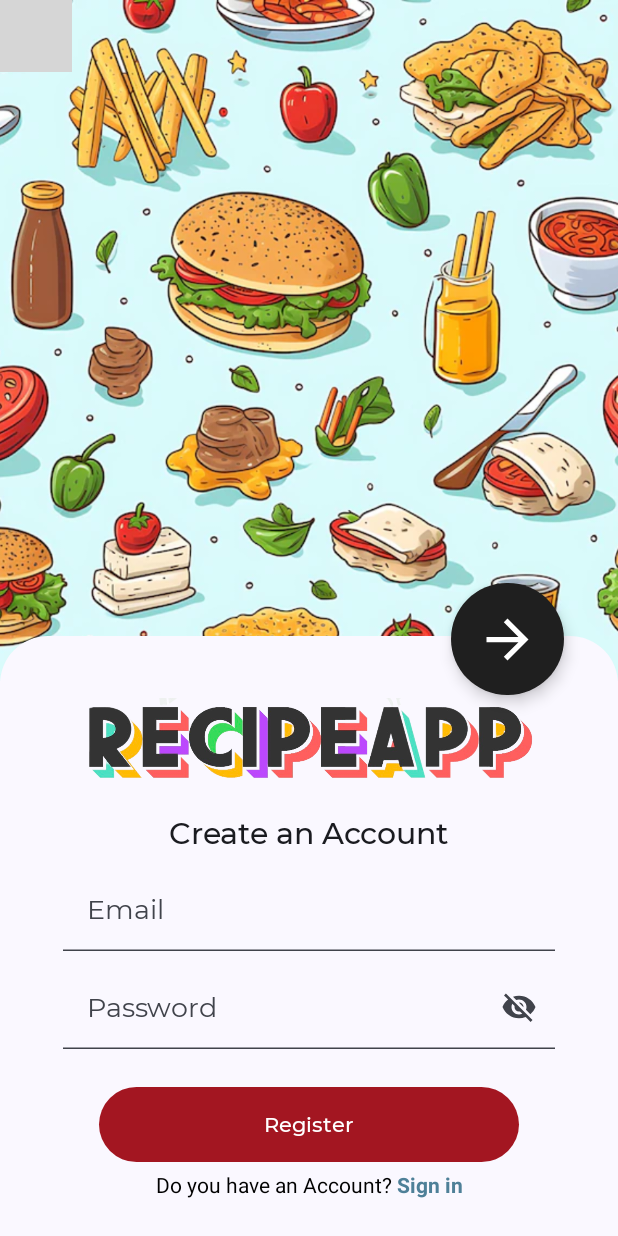
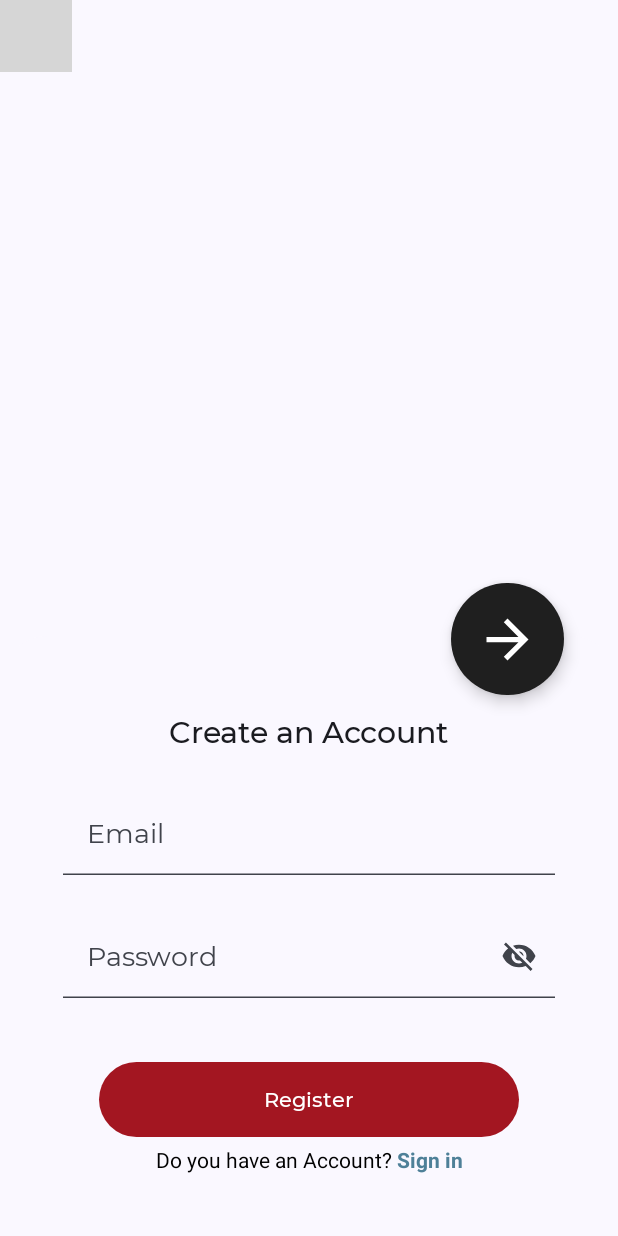
Before and after one commit to aherrarte2019037/Lab-10, an Android app built with Jetpack Compose: the RegisterPage screen opened through its navigation route, on a phone screen of 412 x 824 dp. Run offline under Robolectric (Android 15) with nearby library versions, the light colour scheme and no system bars; our stand-ins replace Firebase (no records; nobody signed in at launch, a user with empty details on screens opened directly), constraintlayout-compose; libraries missing offline, so code that uses them is left out: com.radusalagean.infobarcompose; 2 statements that could not run were skipped; grey boxes are pictures that could not be loaded.

Commit message:
Ajustes de UI

```diff
--- a/app/src/main/java/com/group5/recipeapp/presentation/categories/CategoriesPage.kt
+++ b/app/src/main/java/com/group5/recipeapp/presentation/categories/CategoriesPage.kt
@@ -4,25 +4,17 @@
 import androidx.compose.foundation.layout.Arrangement
 import androidx.compose.foundation.layout.Box
 import androidx.compose.foundation.layout.Column
-import androidx.compose.foundation.layout.Spacer
 import androidx.compose.foundation.layout.fillMaxSize
 import androidx.compose.foundation.layout.padding
-import androidx.compose.foundation.layout.size
 import androidx.compose.material3.Text
 import androidx.compose.runtime.Composable
 import androidx.compose.ui.Alignment
 import androidx.compose.ui.Modifier
-import androidx.compose.ui.graphics.Color
 import androidx.compose.ui.unit.dp
 import androidx.compose.ui.unit.sp
 import androidx.navigation.NavHostController
-import com.group5.recipeapp.model.FoodCategoriesEnum
 import com.group5.recipeapp.presentation.components.RoundedButton
-import com.group5.recipeapp.presentation.login.LoginViewModel
 import com.group5.recipeapp.ui.theme.Black
-import com.group5.recipeapp.ui.theme.Blue
-import com.group5.recipeapp.ui.theme.LightBlue
-import com.group5.recipeapp.ui.theme.Red
 import com.group5.recipeapp.ui.theme.Typography
 import com.group5.recipeapp.ui.theme.White
 
@@ -42,51 +34,14 @@
             horizontalAlignment = Alignment.CenterHorizontally
         ) {
             Text(
-                text = "Select a food category",
+                text = "Welcome",
                 style = Typography.titleLarge,
                 modifier = Modifier.padding(top = 10.dp)
             )
-            Spacer(modifier = Modifier.size(35.dp))
-            RoundedButton(
-                bgColor = Red,
-                text = FoodCategoriesEnum.Breakfast.displayableText,
-                displayProgressBar = false,
-                onClick = {
-                    navigateToRecipe(navController)
-                }
-            )
-            Spacer(modifier = Modifier.size(20.dp))
-            RoundedButton(
-                bgColor = Blue,
-                text = FoodCategoriesEnum.Lunch.displayableText,
-                displayProgressBar = false,
-                onClick = {
-                    navigateToRecipe(navController)
-                }
-            )
-            Spacer(modifier = Modifier.size(20.dp))
             RoundedButton(
                 bgColor = Black,
-                text = FoodCategoriesEnum.Dinner.displayableText,
-                displayProgressBar = false,
-                onClick = {
-                    navigateToRecipe(navController)
-                }
-            )
-            Spacer(modifier = Modifier.size(20.dp))
-            RoundedButton(
-                bgColor = LightBlue,
-                text = FoodCategoriesEnum.Dessert.displayableText,
-                displayProgressBar = false,
-                onClick = {
-                    navigateToRecipe(navController)
-                }
-            )
-            Spacer(modifier = Modifier.size(100.dp))
-            RoundedButton(
-                bgColor = Color.Unspecified,
                 text = "Sign out",
-                textColor = Black,
+                textColor = White,
                 textSize = 18.sp,
                 displayProgressBar = false,
                 onClick = {
@@ -100,13 +55,3 @@
         }
     }
 }
-
-fun navigateByFoodCategory(navController: NavHostController, foodCategory: FoodCategoriesEnum) {
-    val foodCategoryParam = foodCategory.value
-    navController.navigate("$foodCategoryParam/recipes-list")
-}
-
-fun navigateToRecipe(navController: NavHostController) {
-    val mockId = "mockId"
-    navController.navigate("recipe/${mockId}")
-}
--- a/app/src/main/java/com/group5/recipeapp/presentation/categories/CategoriesViewModel.kt
+++ b/app/src/main/java/com/group5/recipeapp/presentation/categories/CategoriesViewModel.kt
@@ -2,7 +2,6 @@
 
 import androidx.lifecycle.ViewModel
 import androidx.lifecycle.viewModelScope
-import androidx.lifecycle.viewmodel.compose.viewModel
 import com.google.firebase.auth.FirebaseAuth
 import kotlinx.coroutines.launch
 
--- a/app/src/main/java/com/group5/recipeapp/presentation/register/RegisterPage.kt
+++ b/app/src/main/java/com/group5/recipeapp/presentation/register/RegisterPage.kt
@@ -1,6 +1,5 @@
 package com.group5.recipeapp.presentation.register
 
-import androidx.compose.foundation.Image
 import androidx.compose.foundation.layout.Arrangement
 import androidx.compose.foundation.layout.Box
 import androidx.compose.foundation.layout.Column
@@ -9,7 +8,6 @@
 import androidx.compose.foundation.layout.height
 import androidx.compose.foundation.layout.padding
 import androidx.compose.foundation.layout.size
-import androidx.compose.foundation.layout.width
 import androidx.compose.foundation.shape.CircleShape
 import androidx.compose.foundation.shape.RoundedCornerShape
 import androidx.compose.foundation.text.ClickableText
@@ -34,10 +32,7 @@
 import androidx.compose.ui.focus.FocusDirection
 import androidx.compose.ui.graphics.Color
 import androidx.compose.ui.graphics.RectangleShape
-import androidx.compose.ui.layout.ContentScale
-import androidx.compose.ui.platform.LocalConfiguration
 import androidx.compose.ui.platform.LocalFocusManager
-import androidx.compose.ui.res.painterResource
 import androidx.compose.ui.text.SpanStyle
 import androidx.compose.ui.text.buildAnnotatedString
 import androidx.compose.ui.text.font.FontWeight
@@ -49,7 +44,6 @@
 import androidx.compose.ui.unit.dp
 import androidx.constraintlayout.compose.ConstraintLayout
 import androidx.navigation.NavHostController
-import com.group5.recipeapp.R
 import com.group5.recipeapp.presentation.components.RoundedButton
 import com.group5.recipeapp.presentation.components.TransparentTextField
 import com.group5.recipeapp.ui.theme.Black
@@ -64,9 +58,6 @@
     navController: NavHostController,
     viewModel: RegisterViewModel = androidx.lifecycle.viewmodel.compose.viewModel()
 ) {
-    val configuration = LocalConfiguration.current
-    val heightInDp = configuration.screenHeightDp.dp
-
     val emailValue = rememberSaveable { mutableStateOf("") }
     val passwordValue = rememberSaveable { mutableStateOf("") }
     var passwordVisibility by remember { mutableStateOf(false) }
@@ -92,14 +83,6 @@
         modifier = Modifier
             .fillMaxSize()
     ) {
-        Image(
-            painter = painterResource(id = R.drawable.food2_bg),
-            contentDescription = "Register Background",
-            contentScale = ContentScale.Crop,
-            modifier = Modifier
-                .fillMaxWidth()
-                .height(heightInDp - 370.dp)
-        )
         Box(
             modifier = Modifier.fillMaxSize(),
             contentAlignment = Alignment.BottomCenter
@@ -126,14 +109,6 @@
                         verticalArrangement = Arrangement.SpaceEvenly,
                         horizontalAlignment = Alignment.CenterHorizontally
                     ) {
-                        Image(
-                            painter = painterResource(id = R.drawable.logo),
-                            contentDescription = "Logo",
-                            contentScale = ContentScale.Fit,
-                            modifier = Modifier
-                                .width(300.dp)
-                                .padding(top = 16.dp)
-                        )
                         Text(
                             text = "Create an Account",
                             style = Typography.titleSmall,
```
Also changed, not shown: app/src/main/java/com/group5/recipeapp/MainActivity.kt (+1 -23 lines), app/src/main/java/com/group5/recipeapp/model/FoodCategoriesEnum.kt (deleted, +0 -14 lines), app/src/main/java/com/group5/recipeapp/model/Recipe.kt (deleted, +0 -9 lines), app/src/main/java/com/group5/recipeapp/presentation/login/LoginPage.kt (+0 -23 lines), app/src/main/java/com/group5/recipeapp/presentation/recipes/RecipePage.kt (deleted, +0 -107 lines), app/src/main/res/drawable/food2_bg.webp (deleted), app/src/main/res/drawable/food_bg.png (deleted), app/src/main/res/drawable/logo.png (deleted).
